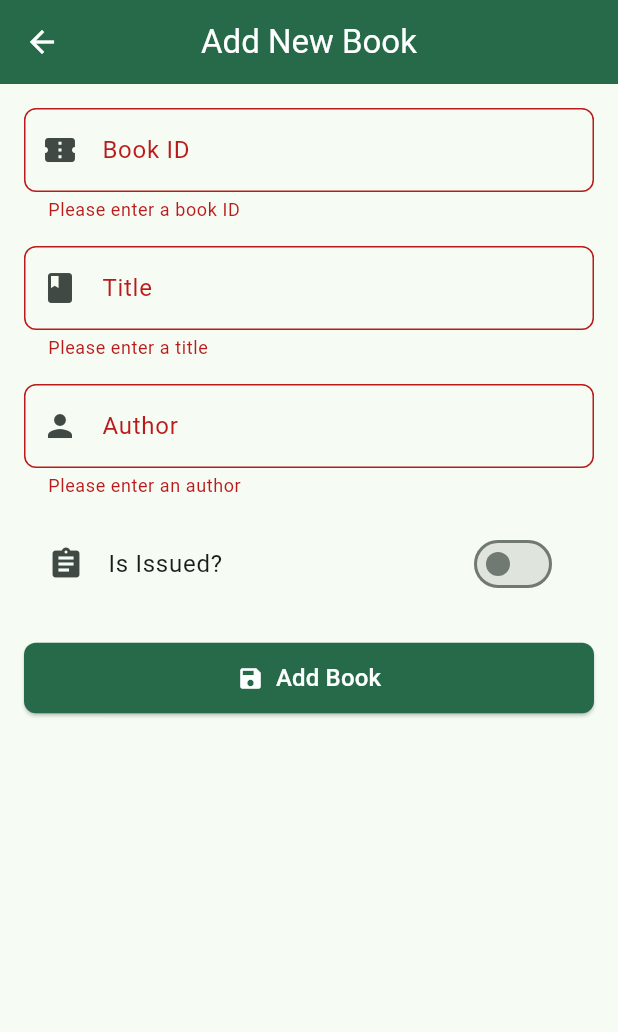
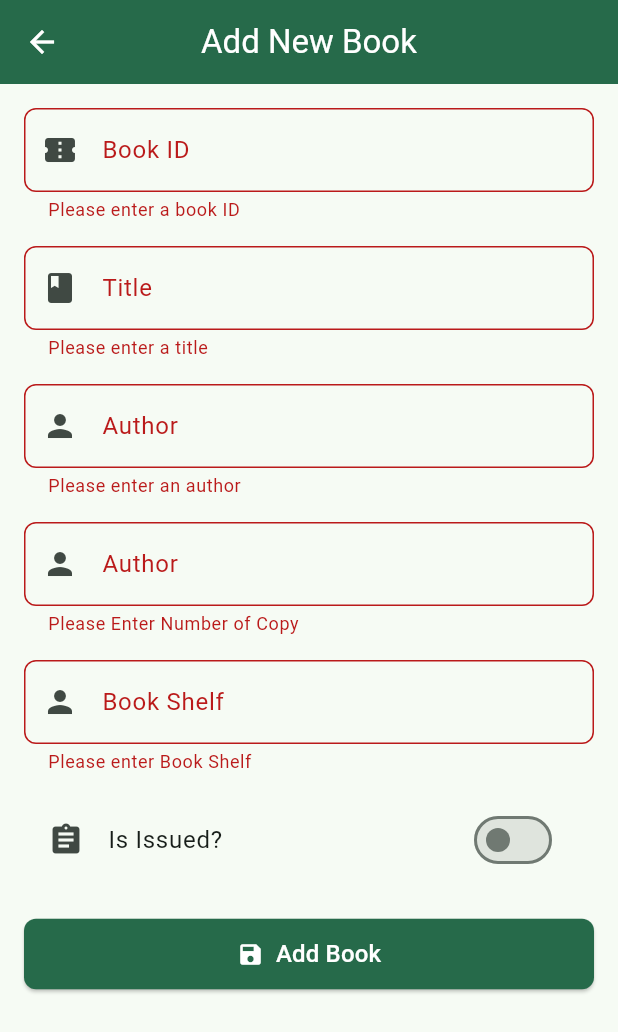
Before and after one commit to VlaRalte23/cp_library_flutter, a Flutter app: the AddEditBookPage screen opened directly, after a tap on "Add Book", on a phone screen of 412 x 824 dp. Shown: the top 1032 px of the screen. Run offline on Flutter 3.47's test engine with Material 3 defaults, Android fonts, the phone set to English and light mode, and no system bars; our stand-ins replace sqflite, sqflite_common_ffi; accounts and stored records are empty.

Commit message:
book database updated

```diff
--- a/lib/helper/book_database.dart
+++ b/lib/helper/book_database.dart
@@ -33,11 +33,11 @@ class BookDatabase {
         id INTEGER PRIMARY KEY,
         name TEXT NOT NULL,
         author TEXT NOT NULL,
-        bookSlId TEXT,
         bookShelf TEXT,
         copies INT DEFAULT 0,
         isIssued INTEGER NOT NULL DEFAULT 0,
         issuedTo INTEGER,
+        issuedDate TEXT,
         dueDate TEXT
         )
     ''');
--- a/lib/pages/add_edit_book_page.dart
+++ b/lib/pages/add_edit_book_page.dart
@@ -1,3 +1,5 @@
+import 'dart:developer';
+
 import 'package:flutter/material.dart';
 import 'package:library_chawnpui/helper/book_database.dart';
 import '../models/book.dart';
@@ -17,6 +19,7 @@ class _AddEditBookPageState extends State<AddEditBookPage> {
   final _bookNameController = TextEditingController();
   final _bookSlIdController = TextEditingController();
   final _bookShelfController = TextEditingController();
+  final _bookCopiesController = TextEditingController();
   final _authorController = TextEditingController();
   bool _isIssued = false;
 
@@ -32,6 +35,7 @@ class _AddEditBookPageState extends State<AddEditBookPage> {
       _authorController.text = widget.book!.author;
       _bookSlIdController.text = widget.book!.bookSlId;
       _bookNameController.text = widget.book!.bookshelf;
+      _bookCopiesController.text = widget.book!.copies.toString();
       _isIssued = widget.book!.isIssued;
     }
   }
@@ -51,6 +55,7 @@ class _AddEditBookPageState extends State<AddEditBookPage> {
       final id = int.tryParse(_idController.text.trim());
       final bookName = _bookNameController.text.trim();
       final bookSerialId = _bookSlIdController.text.trim();
+      final bookCopies = int.tryParse(_bookCopiesController.text.trim()) ?? 0;
       final bookShelf = _bookShelfController.text.trim();
       final author = _authorController.text.trim();
 
@@ -65,6 +70,7 @@ class _AddEditBookPageState extends State<AddEditBookPage> {
         name: bookName,
         bookSlId: bookSerialId,
         bookshelf: bookShelf,
+        copies: bookCopies,
         author: author,
         isIssued: _isIssued,
       );
@@ -85,6 +91,7 @@ class _AddEditBookPageState extends State<AddEditBookPage> {
         if (mounted) Navigator.pop(context);
       } catch (e) {
         _showSnackBar('Failed to save book: $e', isError: true);
+        log('Faild to update $e');
       } finally {
         setState(() => _isLoading = false);
       }
@@ -178,6 +185,40 @@ class _AddEditBookPageState extends State<AddEditBookPage> {
                 },
               ),
               const SizedBox(height: 16),
+              TextFormField(
+                controller: _bookCopiesController,
+                decoration: InputDecoration(
+                  labelText: 'Author',
+                  border: OutlineInputBorder(
+                    borderRadius: BorderRadius.circular(8),
+                  ),
+                  prefixIcon: const Icon(Icons.person),
+                ),
+                validator: (value) {
+                  if (value == null || value.isEmpty) {
+                    return 'Please Enter Number of Copy';
+                  }
+                  return null;
+                },
+              ),
+              const SizedBox(height: 16),
+              TextFormField(
+                controller: _bookShelfController,
+                decoration: InputDecoration(
+                  labelText: 'Book Shelf',
+                  border: OutlineInputBorder(
+                    borderRadius: BorderRadius.circular(8),
+                  ),
+                  prefixIcon: const Icon(Icons.person),
+                ),
+                validator: (value) {
+                  if (value == null || value.isEmpty) {
+                    return 'Please enter Book Shelf';
+                  }
+                  return null;
+                },
+              ),
+              const SizedBox(height: 16),
 
               // Is Issued Switch
               SwitchListTile(
--- a/lib/pages/book_page.dart
+++ b/lib/pages/book_page.dart
@@ -197,6 +197,14 @@ class _BookPageState extends State<BookPage> {
                               style: const TextStyle(fontSize: 14),
                             ),
                             Text(
+                              'Book Shelf: ${book.bookshelf}',
+                              style: const TextStyle(fontSize: 14),
+                            ),
+                            Text(
+                              'Copy/Copies: ${book.copies}',
+                              style: const TextStyle(fontSize: 14),
+                            ),
+                            Text(
                               'Issued: ${book.isIssued ? 'Yes' : 'No'}',
                               style: const TextStyle(fontSize: 14),
                             ),
@@ -302,6 +310,8 @@ class _BookPageState extends State<BookPage> {
               children: <Widget>[
                 Text('Author: ${book.author}'),
                 Text('ID: ${book.id}'),
+                Text('Book Shelf: ${book.bookshelf}'),
+                Text('Copy/Copies: ${book.copies}'),
                 Text('Issued: ${book.isIssued ? 'Yes' : 'No'}'),
               ],
             ),
--- a/pubspec.yaml
+++ b/pubspec.yaml
@@ -1,7 +1,7 @@
 name: library_chawnpui
 description: "A new Flutter project."
 
-publish_to: 'none'
+publish_to: "none"
 version: 1.0.0+1
 
 environment:
@@ -16,6 +16,8 @@ dependencies:
   path_provider: ^2.1.5
   intl: ^0.20.2
   sqflite: ^2.4.2
+  excel:
+  file_picker:
 
 dev_dependencies:
   flutter_test:
@@ -25,7 +27,6 @@ dev_dependencies:
   hive_generator: ^2.0.1
 
 flutter:
-
   uses-material-design: true
 
   # To add assets to your application, add an assets section, like this:
```
Also changed, not shown: pubspec.lock, 2 other files.
